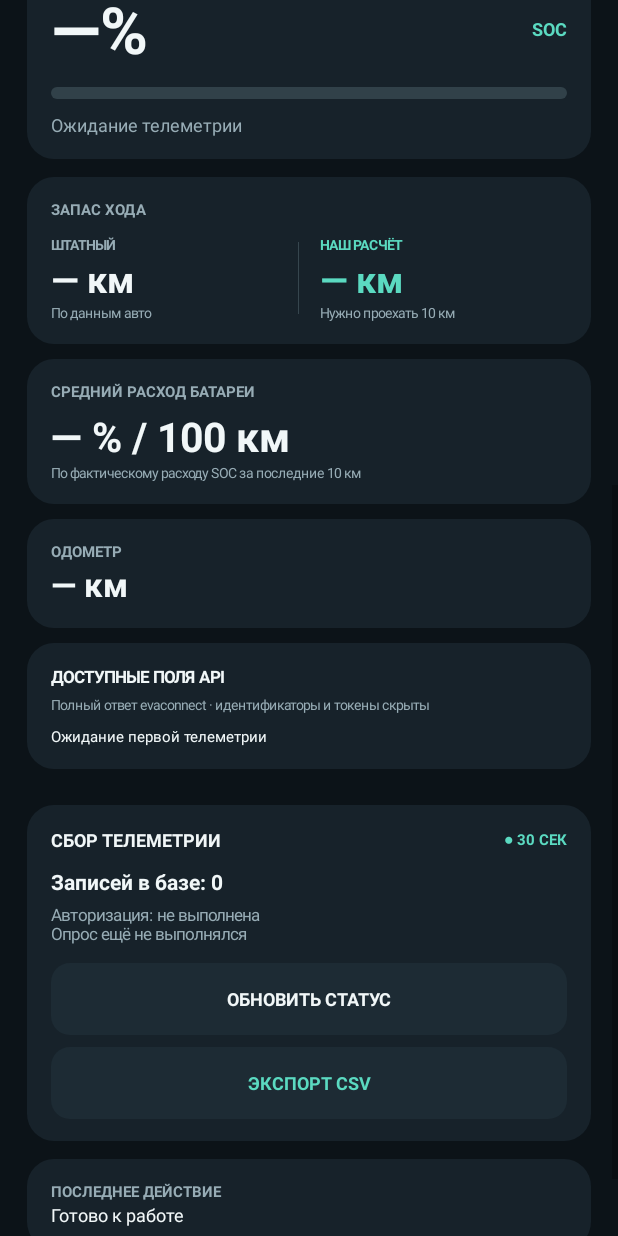
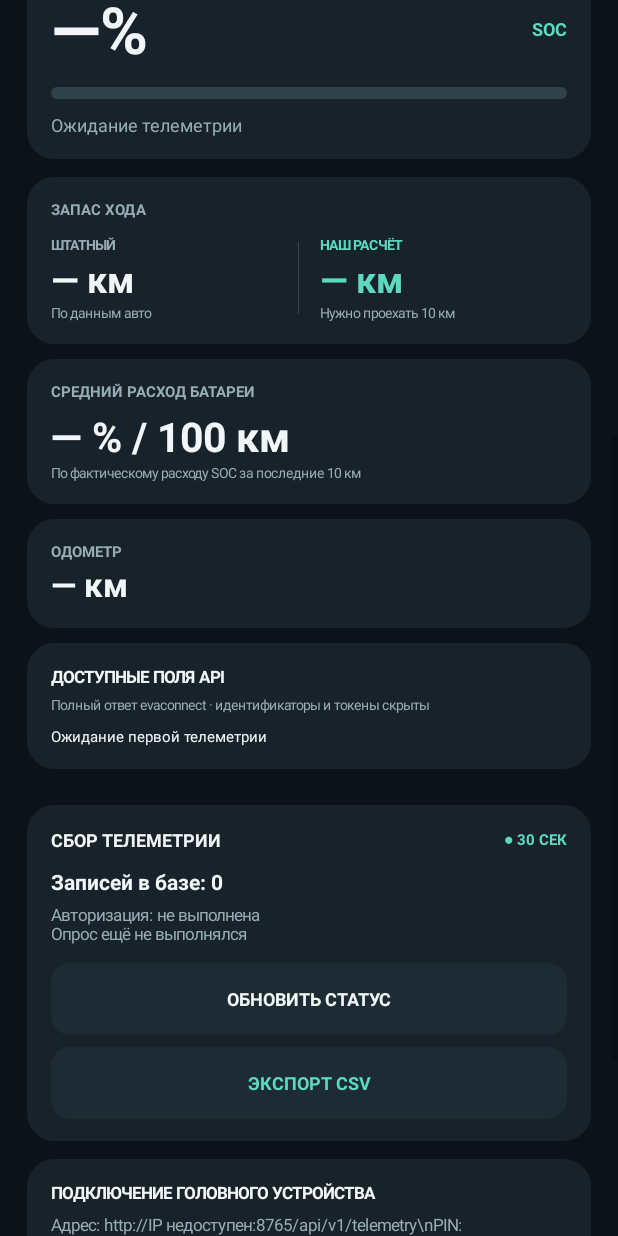
Before and after one commit to cthfyn77-sketch/evolute-telemetry-collector-, an Android app: the screen it shows after launch (MainActivity), scrolled down 576 dp, on a phone screen of 412 x 824 dp. Run offline under Robolectric (Android 15) with nearby library versions, the phone set to English and light mode, and no system bars; pictures from the network do not load.

Commit message:
Show local bridge address and pairing PIN in Collector

```diff
--- a/app/src/main/java/com/evolute/telemetrycollector/MainActivity.kt
+++ b/app/src/main/java/com/evolute/telemetrycollector/MainActivity.kt
@@ -42,6 +42,7 @@ class MainActivity : Activity() {
     private lateinit var apiFieldsValue: TextView
     private lateinit var recordValue: TextView
     private lateinit var connectionValue: TextView
+    private lateinit var bridgeInfo: TextView
     private lateinit var chart: TelemetryChartView
     private lateinit var chartCard: LinearLayout
     private lateinit var store: KeystoreTokenStore
@@ -296,6 +297,19 @@ class MainActivity : Activity() {
         content.addView(collection)
 
         addGap(content, 12)
+        val bridgeCard = card()
+        bridgeCard.addView(text("ПОДКЛЮЧЕНИЕ ГОЛОВНОГО УСТРОЙСТВА", 11f, white, true))
+        addGap(bridgeCard, 6)
+        bridgeInfo = text("Локальный мост запускается вместе со сбором телеметрии", 11f, muted)
+        bridgeInfo.setLineSpacing(dp(3).toFloat(), 1f)
+        bridgeCard.addView(bridgeInfo)
+        addGap(bridgeCard, 8)
+        bridgeCard.addView(actionButton("ОБНОВИТЬ АДРЕС И PIN", surface2, accent) {
+            updateBridgeInfo()
+        })
+        content.addView(bridgeCard)
+
+        addGap(content, 12)
         val result = card()
         result.addView(text("ПОСЛЕДНЕЕ ДЕЙСТВИЕ", 10f, muted, true))
         actionStatus = text("Готово к работе", 12f, white)
@@ -431,10 +445,20 @@ class MainActivity : Activity() {
         }
     }
 
+    private fun updateBridgeInfo() {
+        if (!::bridgeInfo.isInitialized) return
+        val ip = LocalTelemetryServer.localIpv4Address()
+        val pin = LocalTelemetryServer.getOrCreatePairingCode(this)
+        bridgeInfo.text = "Адрес: http://$ip:${LocalTelemetryServer.PORT}/api/v1/telemetry\\nPIN: $pin\\nПередайте адрес и PIN в Evolute Telemetry Display. Сервер доступен, пока работает сборщик."
+    }
+
     private fun refreshStatus() {
         scope.launch {
-            try { withContext(Dispatchers.IO) { SnapshotDb.get(this@MainActivity).count() }; updateDashboard() }
-            catch (e: Exception) { status.text = "Ошибка чтения базы: ${e.message}" }
+            try {
+                withContext(Dispatchers.IO) { SnapshotDb.get(this@MainActivity).count() }
+                updateDashboard()
+                updateBridgeInfo()
+            } catch (e: Exception) { status.text = "Ошибка чтения базы: ${e.message}" }
         }
     }
 
```
